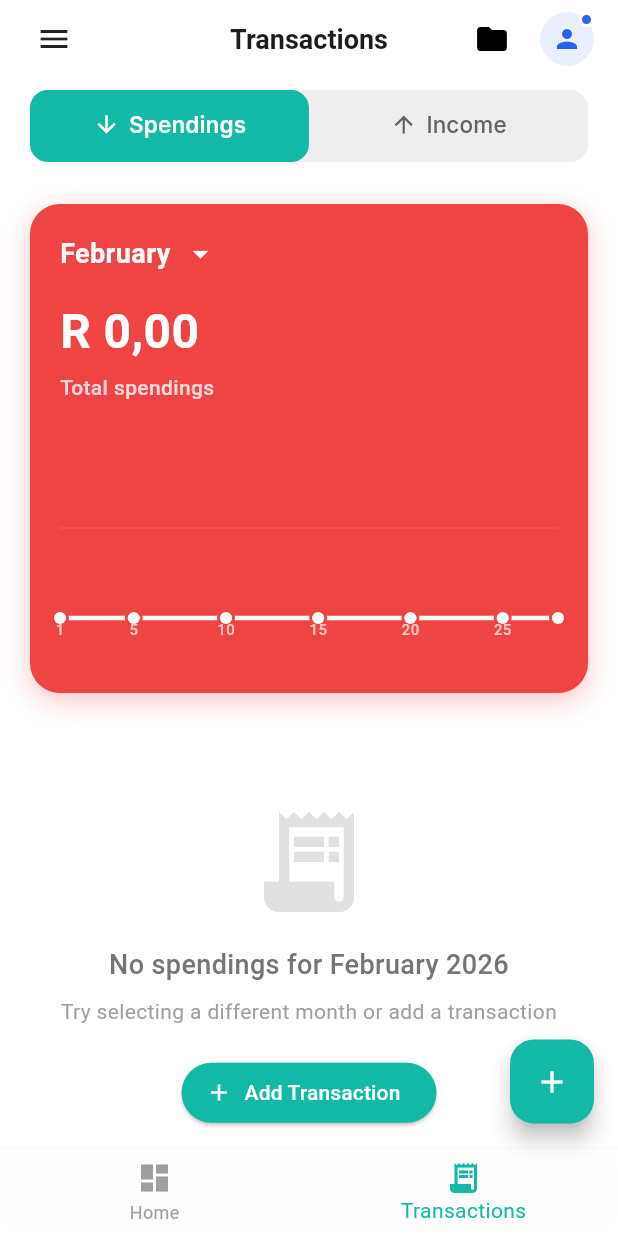
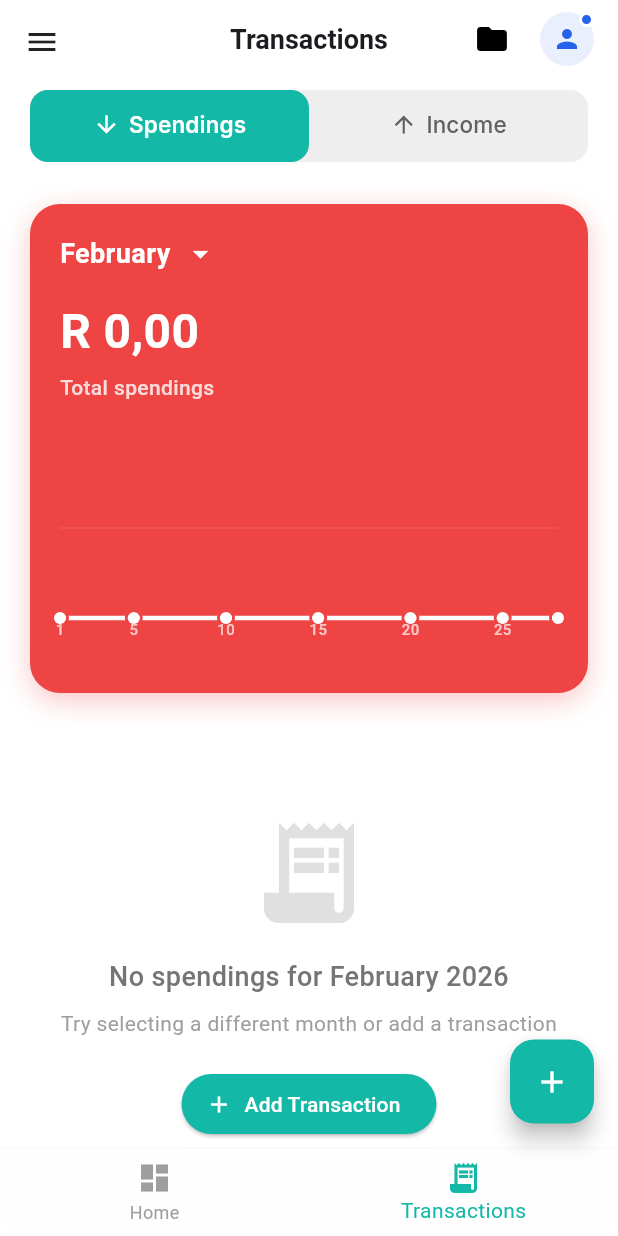
Before and after one commit to koek1/budget-app, a Flutter app: the HomeScreen screen opened directly, item 2 of the bottom bar chosen, on a phone screen of 412 x 824 dp. Run offline on Flutter 3.47's test engine with Material 3 defaults, Android fonts, the phone set to English and light mode, and no system bars; drawn by our look-alikes of fl_chart; our stand-ins replace camera, flutter_local_notifications, flutter_secure_storage, google_fonts, hive, hive_flutter and 5 more; missing offline and left inert: google_mlkit_text_recognition; accounts and stored records are empty; generated files the repository leaves out were written again.

Commit message:
WIP: Circle diagram Transaction List issues

```diff
--- a/frontend/lib/screens/home/home_screen.dart
+++ b/frontend/lib/screens/home/home_screen.dart
@@ -26,7 +26,8 @@ class _HomeScreenState extends State<HomeScreen> {
         DashboardScreen(
             onMenuTap: () => _scaffoldKey.currentState?.openDrawer()),
         TransactionsScreen(
-            onMenuTap: () => _scaffoldKey.currentState?.openDrawer()),
+            onMenuTap: () => _scaffoldKey.currentState?.openDrawer(),
+            showLeading: false),
       ];
 
   @override
@@ -35,7 +36,40 @@ class _HomeScreenState extends State<HomeScreen> {
     return Scaffold(
       key: _scaffoldKey,
       backgroundColor: theme.scaffoldBackgroundColor,
-      body: _screens[_currentIndex],
+      body: _currentIndex == 1
+          ? Builder(
+              builder: (context) {
+                return Stack(
+                  children: [
+                    _screens[_currentIndex],
+                    Positioned(
+                      top: 0,
+                      left: 0,
+                      child: SafeArea(
+                        bottom: false,
+                        child: Material(
+                          color: Colors.transparent,
+                          child: InkWell(
+                            onTap: () => Scaffold.of(context).openDrawer(),
+                            borderRadius: BorderRadius.circular(24),
+                            child: SizedBox(
+                              width: 56,
+                              height: 56,
+                              child: Icon(
+                                Icons.menu,
+                                color: theme.iconTheme.color,
+                                size: 24,
+                              ),
+                            ),
+                          ),
+                        ),
+                      ),
+                    ),
+                  ],
+                );
+              },
+            )
+          : _screens[_currentIndex],
       floatingActionButton: _currentIndex == 1
           ? FloatingActionButton(
               onPressed: () async {
--- a/frontend/lib/screens/stats/stats_screen.dart
+++ b/frontend/lib/screens/stats/stats_screen.dart
@@ -7,6 +7,7 @@ import 'package:budget_app/utils/helpers.dart';
 import 'package:budget_app/utils/constants.dart';
 import 'package:budget_app/services/settings_service.dart';
 import 'package:budget_app/screens/stats/stats_loading_screen.dart';
+import 'package:budget_app/screens/transactions/transactions_screen.dart';
 import 'package:fl_chart/fl_chart.dart';
 import 'package:intl/intl.dart';
 
@@ -1710,9 +1711,40 @@ class _StatsScreenState extends State<StatsScreen> {
                         sections: data,
                         centerSpaceRadius: 50,
                         sectionsSpace: 2,
+                        pieTouchData: PieTouchData(
+                          touchCallback: (FlTouchEvent event, PieTouchResponse? response) {
+                            if (event is FlTapDownEvent &&
+                                response?.touchedSection != null &&
+                                data.length == 2) {
+                              final sectionIndex = response!.touchedSection!.touchedSectionIndex;
+                              if (!mounted) return;
+                              Navigator.push(
+                                context,
+                                MaterialPageRoute(
+                                  builder: (context) => TransactionsScreen(
+                                    initialTabIndex: sectionIndex == 0 ? 1 : 0,
+                                  ),
+                                ),
+                              );
+                            }
+                          },
+                        ),
                       ),
                     ),
                   ),
+                  if (data.length == 2)
+                    Padding(
+                      padding: const EdgeInsets.only(top: 8.0),
+                      child: Text(
+                        'Tap a segment to view list',
+                        style: GoogleFonts.inter(
+                          fontSize: 11,
+                          fontStyle: FontStyle.italic,
+                          color: theme.textTheme.bodyMedium?.color
+                              ?.withOpacity(0.5),
+                        ),
+                      ),
+                    ),
                   SizedBox(height: 20),
                   Row(
                     mainAxisAlignment: MainAxisAlignment.spaceEvenly,
--- a/frontend/lib/screens/transactions/transactions_screen.dart
+++ b/frontend/lib/screens/transactions/transactions_screen.dart
@@ -13,7 +13,19 @@ import 'package:intl/intl.dart';
 class TransactionsScreen extends StatefulWidget {
   final VoidCallback? onMenuTap;
 
-  const TransactionsScreen({super.key, this.onMenuTap});
+  /// If non-null, the transactions screen will open with this tab selected:
+  /// 0 = Spendings (expenses), 1 = Income. Used when navigating from stats pie chart.
+  final int? initialTabIndex;
+
+  /// When false, the leading hamburger is not shown (parent shows an overlay menu instead).
+  final bool showLeading;
+
+  const TransactionsScreen({
+    super.key,
+    this.onMenuTap,
+    this.initialTabIndex,
+    this.showLeading = true,
+  });
 
   @override
   _TransactionsScreenState createState() => _TransactionsScreenState();
@@ -28,7 +40,12 @@ class _TransactionsScreenState extends State<TransactionsScreen>
   @override
   void initState() {
     super.initState();
-    _tabController = TabController(length: 2, vsync: this);
+    final initialIndex = widget.initialTabIndex != null
+        ? widget.initialTabIndex!.clamp(0, 1)
+        : 0;
+    _tabController =
+        TabController(length: 2, vsync: this, initialIndex: initialIndex);
+    _selectedTab = initialIndex == 0 ? 'Spendings' : 'Income';
     _tabController.addListener(() {
       setState(() {
         _selectedTab = _tabController.index == 0 ? 'Spendings' : 'Income';
@@ -317,11 +334,167 @@ class _TransactionsScreenState extends State<TransactionsScreen>
     }
   }
 
+  PreferredSizeWidget _buildAppBar(ThemeData theme) {
+    return AppBar(
+      backgroundColor:
+          theme.appBarTheme.backgroundColor ?? theme.scaffoldBackgroundColor,
+      elevation: 0,
+      leadingWidth: widget.showLeading ? 56 : 0,
+      leading: widget.showLeading
+          ? Align(
+              alignment: Alignment.centerLeft,
+              child: Material(
+                color: Colors.transparent,
+                child: InkWell(
+                  onTap: widget.onMenuTap ?? () {},
+                  borderRadius: BorderRadius.circular(24),
+                  child: SizedBox(
+                    width: 48,
+                    height: 48,
+                    child: Center(
+                      child: Icon(
+                        Icons.menu,
+                        color: theme.iconTheme.color,
+                        size: 24,
+                      ),
+                    ),
+                  ),
+                ),
+              ),
+            )
+          : null,
+      centerTitle: true,
+      title: Text(
+        'Transactions',
+        style: TextStyle(
+          color: theme.textTheme.titleLarge?.color ?? Colors.black,
+          fontSize: 18,
+          fontWeight: FontWeight.w600,
+        ),
+      ),
+      actions: [
+        IconButton(
+          icon: Icon(Icons.folder),
+          onPressed: () {
+            Navigator.push(
+              context,
+              MaterialPageRoute(
+                builder: (context) => const BatchesListScreen(),
+              ),
+            );
+          },
+          tooltip: 'View Receipt Batches',
+        ),
+        SizedBox(width: 8),
+        Padding(
+          padding: EdgeInsets.only(right: 16),
+          child: GestureDetector(
+            onTap: () {
+              Navigator.push(
+                context,
+                MaterialPageRoute(
+                  builder: (context) => const SettingsScreen(),
+                ),
+              );
+            },
+            child: Stack(
+              children: [
+                CircleAvatar(
+                  radius: 18,
+                  backgroundColor: Color(0xFF2563EB).withOpacity(0.1),
+                  child: Icon(
+                    Icons.person,
+                    color: Color(0xFF2563EB),
+                    size: 20,
+                  ),
+                ),
+                Positioned(
+                  right: 0,
+                  top: 0,
+                  child: Container(
+                    width: 10,
+                    height: 10,
+                    decoration: BoxDecoration(
+                      color: Color(0xFF2563EB),
+                      shape: BoxShape.circle,
+                      border: Border.all(
+                        color: Colors.white,
+                        width: 2,
+                      ),
+                    ),
+                  ),
+                ),
+              ],
+            ),
+          ),
+        ),
+      ],
+      bottom: PreferredSize(
+        preferredSize: Size.fromHeight(60),
+        child: Container(
+          padding: EdgeInsets.symmetric(horizontal: 20, vertical: 8),
+          child: Container(
+            decoration: BoxDecoration(
+              color: theme.brightness == Brightness.dark
+                  ? Color(0xFF1E293B)
+                  : Colors.grey[200],
+              borderRadius: BorderRadius.circular(12),
+            ),
+            child: TabBar(
+              controller: _tabController,
+              indicator: BoxDecoration(
+                color: Color(0xFF14B8A6),
+                borderRadius: BorderRadius.circular(12),
+              ),
+              indicatorSize: TabBarIndicatorSize.tab,
+              dividerColor: Colors.transparent,
+              labelColor: Colors.white,
+              unselectedLabelColor: theme.brightness == Brightness.dark
+                  ? Colors.grey[400]
+                  : Colors.grey[700],
+              labelStyle: GoogleFonts.inter(
+                fontWeight: FontWeight.w600,
+                fontSize: 15,
+              ),
+              unselectedLabelStyle: GoogleFonts.inter(
+                fontWeight: FontWeight.w500,
+                fontSize: 15,
+              ),
+              tabs: [
+                Tab(
+                  child: Row(
+                    mainAxisAlignment: MainAxisAlignment.center,
+                    children: [
+                      Icon(Icons.arrow_downward, size: 18),
+                      SizedBox(width: 6),
+                      Text('Spendings'),
+                    ],
+                  ),
+                ),
+                Tab(
+                  child: Row(
+                    mainAxisAlignment: MainAxisAlignment.center,
+                    children: [
+                      Icon(Icons.arrow_upward, size: 18),
+                      SizedBox(width: 6),
+                      Text('Income'),
+                    ],
+                  ),
+                ),
+              ],
+            ),
+          ),
+        ),
+      ),
+    );
+  }
+
   @override
   Widget build(BuildContext context) {
     final theme = Theme.of(context);
     return Scaffold(
       backgroundColor: theme.scaffoldBackgroundColor,
+      appBar: _buildAppBar(theme),
       body: SafeArea(
         child: ValueListenableBuilder<Box<Transaction>>(
           valueListenable: Hive.box<Transaction>(
@@ -500,150 +673,6 @@ class _TransactionsScreenState extends State<TransactionsScreen>
 
                 return CustomScrollView(
                   slivers: [
-                    // Header
-                    SliverAppBar(
-                      backgroundColor: theme.appBarTheme.backgroundColor ??
-                          theme.scaffoldBackgroundColor,
-                      elevation: 0,
-                      leading: Padding(
-                        padding: EdgeInsets.only(left: 16),
-                        child: IconButton(
-                          icon: Icon(
-                            Icons.menu,
-                            color: theme.iconTheme.color,
-                            size: 24,
-                          ),
-                          onPressed: widget.onMenuTap,
-                        ),
-                      ),
-                      centerTitle: true,
-                      title: Text(
-                        'Transactions',
-                        style: TextStyle(
-                          color:
-                              theme.textTheme.titleLarge?.color ?? Colors.black,
-                          fontSize: 18,
-                          fontWeight: FontWeight.w600,
-                        ),
-                      ),
-                      actions: [
-                        IconButton(
-                          icon: Icon(Icons.folder),
-                          onPressed: () {
-                            Navigator.push(
-                              context,
-                              MaterialPageRoute(
-                                builder: (context) => const BatchesListScreen(),
-                              ),
-                            );
-                          },
-                          tooltip: 'View Receipt Batches',
-                        ),
-                        SizedBox(width: 8),
-                        Padding(
-                          padding: EdgeInsets.only(right: 16),
-                          child: GestureDetector(
-                            onTap: () {
-                              Navigator.push(
-                                context,
-                                MaterialPageRoute(
-                                  builder: (context) => const SettingsScreen(),
-                                ),
-                              );
-                            },
-                            child: Stack(
-                              children: [
-                                CircleAvatar(
-                                  radius: 18,
-                                  backgroundColor: Color(
-                                    0xFF2563EB,
-                                  ).withOpacity(0.1),
-                                  child: Icon(
-                                    Icons.person,
-                                    color: Color(0xFF2563EB),
-                                    size: 20,
-                                  ),
-                                ),
-                                Positioned(
-                                  right: 0,
-                                  top: 0,
-                                  child: Container(
-                                    width: 10,
-                                    height: 10,
-                                    decoration: BoxDecoration(
-                                      color: Color(0xFF2563EB),
-                                      shape: BoxShape.circle,
-                                      border: Border.all(
-                                        color: Colors.white,
-                                        width: 2,
-                                      ),
-                                    ),
-                                  ),
-                                ),
-                              ],
-                            ),
-                          ),
-                        ),
-                      ],
-                      bottom: PreferredSize(
-                        preferredSize: Size.fromHeight(60),
-                        child: Container(
-                          padding: EdgeInsets.symmetric(horizontal: 20, vertical: 8),
-                          child: Container(
-                            decoration: BoxDecoration(
-                              color: theme.brightness == Brightness.dark
-                                  ? Color(0xFF1E293B)
-                                  : Colors.grey[200],
-                              borderRadius: BorderRadius.circular(12),
-                            ),
-                            child: TabBar(
-                              controller: _tabController,
-                              indicator: BoxDecoration(
-                                color: Color(0xFF14B8A6),
-                                borderRadius: BorderRadius.circular(12),
-                              ),
-                              indicatorSize: TabBarIndicatorSize.tab,
-                              dividerColor: Colors.transparent,
-                              labelColor: Colors.white,
-                              unselectedLabelColor: theme.brightness == Brightness.dark
-                                  ? Colors.grey[400]
-                                  : Colors.grey[700],
-                              labelStyle: GoogleFonts.inter(
-                                fontWeight: FontWeight.w600,
-                                fontSize: 15,
-                              ),
-                              unselectedLabelStyle: GoogleFonts.inter(
-                                fontWeight: FontWeight.w500,
-                                fontSize: 15,
-                              ),
-                              tabs: [
-                                Tab(
-                                  child: Row(
-                                    mainAxisAlignment: MainAxisAlignment.center,
-                                    children: [
-                                      Icon(Icons.arrow_downward, size: 18),
-                                      SizedBox(width: 6),
-                                      Text('Spendings'),
-                                    ],
-                                  ),
-                                ),
-                                Tab(
-                                  child: Row(
-                                    mainAxisAlignment: MainAxisAlignment.center,
-                                    children: [
-                                      Icon(Icons.arrow_upward, size: 18),
-                                      SizedBox(width: 6),
-                                      Text('Income'),
-                                    ],
-                                  ),
-                                ),
-                              ],
-                            ),
-                          ),
-                        ),
-                      ),
-                    ),
-
                     // Balance Card with Graph
                     SliverToBoxAdapter(
                       child: Padding(
@@ -659,7 +688,8 @@ class _TransactionsScreenState extends State<TransactionsScreen>
                               BoxShadow(
                                 color: (_selectedTab == 'Income'
                                         ? Color(0xFF10B981)
-                                    : Color(0xFFEF4444)).withOpacity(0.3),
+                                        : Color(0xFFEF4444))
+                                    .withOpacity(0.3),
                                 blurRadius: 15,
                                 offset: Offset(0, 5),
                               ),
@@ -798,7 +828,8 @@ class _TransactionsScreenState extends State<TransactionsScreen>
                                               graphValue,
                                             );
                                             // Use different color for tooltip based on tab
-                                            final tooltipColor = _selectedTab == 'Income'
+                                            final tooltipColor =
+                                                _selectedTab == 'Income'
                                                     ? Color(0xFF10B981)
                                                     : Color(0xFFEF4444);
                                             return LineTooltipItem(
@@ -842,7 +873,8 @@ class _TransactionsScreenState extends State<TransactionsScreen>
                                                 radius: 4,
                                                 color: Colors.white,
                                                 strokeWidth: 2,
-                                                strokeColor: _selectedTab == 'Income'
+                                                strokeColor:
+                                                    _selectedTab == 'Income'
                                                         ? Color(0xFF10B981)
                                                         : Color(0xFFEF4444),
                                               );
@@ -894,16 +926,12 @@ class _TransactionsScreenState extends State<TransactionsScreen>
                         ),
                       ),
 
-                    // Transaction List
-                    SliverFillRemaining(
-                      hasScrollBody: true,
-                      child: TabBarView(
-                        controller: _tabController,
-                        children: [
-                          _buildTransactionList(spendings, pendingExpenses),
-                          _buildTransactionList(income, []),
-                        ],
-                      ),
+                    // Single scroll for entire page: list for current tab (no separate body scroll)
+                    ..._buildTransactionSlivers(
+                      theme,
+                      spendings,
+                      income,
+                      pendingExpenses,
                     ),
                   ],
                 );
@@ -1186,43 +1214,26 @@ class _TransactionsScreenState extends State<TransactionsScreen>
     );
   }
 
-  Widget _buildTransactionList(
-    List<Transaction> transactions,
-    List<Map<String, dynamic>> pendingTransactions,
+  /// Builds the transaction list as slivers for the current tab (empty state or SliverList).
+  /// Used so the entire page is one CustomScrollView and one scroll gesture.
+  List<Widget> _buildTransactionSlivers(
+    ThemeData theme,
+    List<Transaction> spendings,
+    List<Transaction> income,
+    List<Map<String, dynamic>> pendingExpenses,
   ) {
-    // Combine actual transactions with pending ones
-    final allItems = <Map<String, dynamic>>[];
-
-    // Add actual transactions
-    for (var transaction in transactions) {
-      allItems.add({
-        'transaction': transaction,
-        'isPending': false,
-        'dueDate': transaction.date,
-      });
-    }
-
-    // Add pending transactions
-    for (var pending in pendingTransactions) {
-      allItems.add({
-        'transaction': pending['transaction'] as Transaction,
-        'isPending': true,
-        'dueDate': pending['dueDate'] as DateTime,
-      });
-    }
-
-    // Sort by date (most recent first, but pending ones by due date)
-    allItems.sort((a, b) {
-      final dateA = a['dueDate'] as DateTime;
-      final dateB = b['dueDate'] as DateTime;
-      return dateB.compareTo(dateA);
-    });
-
-    if (allItems.isEmpty) {
-      return Center(
-        child: SingleChildScrollView(
+    final currentListItems = _selectedTab == 'Spendings'
+        ? _getCurrentTabListItems(spendings, pendingExpenses)
+        : _getCurrentTabListItems(income, []);
+
+    if (currentListItems.isEmpty) {
+      return [
+        SliverToBoxAdapter(
+          child: Padding(
+            padding: EdgeInsets.all(20),
             child: Column(
               mainAxisAlignment: MainAxisAlignment.center,
+              mainAxisSize: MainAxisSize.min,
               children: [
                 SizedBox(height: 40),
                 Icon(Icons.receipt_long, size: 80, color: Colors.grey[300]),
@@ -1262,29 +1273,63 @@ class _TransactionsScreenState extends State<TransactionsScreen>
               ],
             ),
           ),
-      );
-    }
-
-    return ListView.builder(
+        ),
+      ];
+    }
+
+    return [
+      SliverPadding(
         padding: EdgeInsets.all(20),
-      itemCount: allItems.length,
-      physics: AlwaysScrollableScrollPhysics(),
-      shrinkWrap: false,
-      itemBuilder: (context, index) {
-        final item = allItems[index];
+        sliver: SliverList(
+          delegate: SliverChildBuilderDelegate(
+            (context, index) {
+              final item = currentListItems[index];
               final transaction = item['transaction'] as Transaction;
               final isPending = item['isPending'] as bool;
               final dueDate = item['dueDate'] as DateTime;
-
               return _ModernTransactionCard(
                 transaction: transaction,
                 isPending: isPending,
                 dueDate: isPending ? dueDate : null,
                 onEdit: isPending ? null : () => _editTransaction(transaction),
-          onDelete: isPending ? null : () => _deleteTransaction(transaction),
+                onDelete:
+                    isPending ? null : () => _deleteTransaction(transaction),
               );
             },
-    );
+            childCount: currentListItems.length,
+          ),
+        ),
+      ),
+    ];
+  }
+
+  /// Returns combined and sorted list items for the given transactions and pending list.
+  /// Used by both the single-scroll sliver list and the empty-state check.
+  List<Map<String, dynamic>> _getCurrentTabListItems(
+    List<Transaction> transactions,
+    List<Map<String, dynamic>> pendingTransactions,
+  ) {
+    final allItems = <Map<String, dynamic>>[];
+    for (var transaction in transactions) {
+      allItems.add({
+        'transaction': transaction,
+        'isPending': false,
+        'dueDate': transaction.date,
+      });
+    }
+    for (var pending in pendingTransactions) {
+      allItems.add({
+        'transaction': pending['transaction'] as Transaction,
+        'isPending': true,
+        'dueDate': pending['dueDate'] as DateTime,
+      });
+    }
+    allItems.sort((a, b) {
+      final dateA = a['dueDate'] as DateTime;
+      final dateB = b['dueDate'] as DateTime;
+      return dateB.compareTo(dateA);
+    });
+    return allItems;
   }
 }
 
```
Also changed, not shown: 1 other file. Lines whose indentation alone changed are shown as unchanged.
